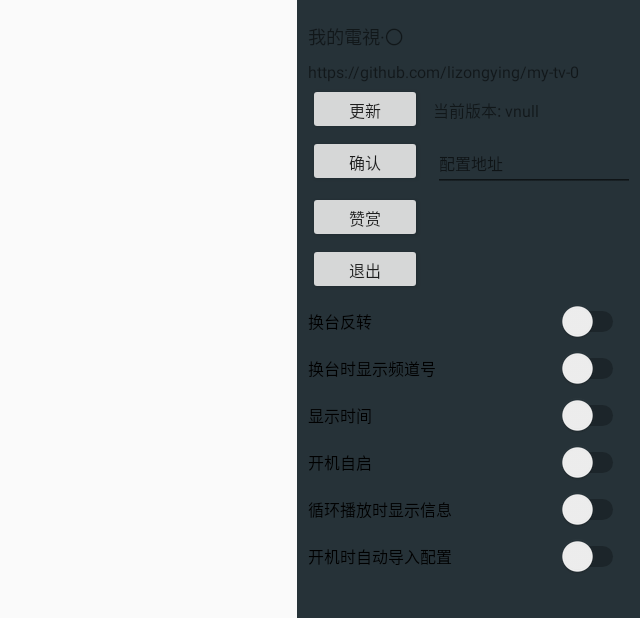
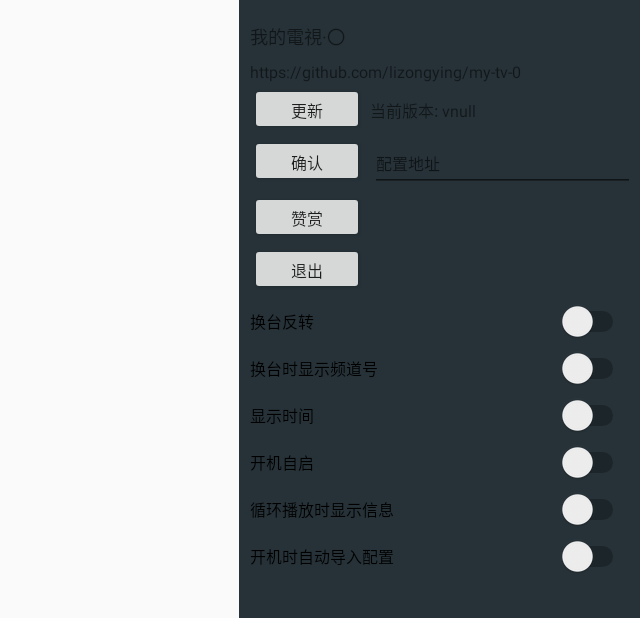
Before and after one commit to lizongying/my-tv-0, an Android app: the fragment SettingFragment placed in its activity, on a phone screen of 824 x 412 dp (held sideways). Shown: the whole screen, without its empty margins (596-1236 px from the left). Run offline under Robolectric (Android 15) with nearby library versions, the phone set to English and light mode, and no system bars; libraries missing offline, so code that uses them is left out: com.google.android.exoplayer2, io.github.lizongying; pictures from the network do not load; 15 statements that could not run were skipped.

Commit message:
optimize style

```diff
--- a/app/src/main/java/com/lizongying/mytv0/MainActivity.kt
+++ b/app/src/main/java/com/lizongying/mytv0/MainActivity.kt
@@ -2,6 +2,7 @@ package com.lizongying.mytv0
 
 import android.content.Context
 import android.media.AudioManager
+import android.os.Build
 import android.os.Bundle
 import android.os.Handler
 import android.os.Looper
@@ -40,9 +41,25 @@ class MainActivity : FragmentActivity() {
         super.onCreate(savedInstanceState)
         setContentView(R.layout.activity_main)
 
+        if (Build.VERSION.SDK_INT >= Build.VERSION_CODES.P) {
+            val lp = window.attributes
+            lp.layoutInDisplayCutoutMode =
+                WindowManager.LayoutParams.LAYOUT_IN_DISPLAY_CUTOUT_MODE_SHORT_EDGES
+            window.setAttributes(lp)
+        }
+
         window.addFlags(WindowManager.LayoutParams.FLAG_KEEP_SCREEN_ON)
         window.addFlags(WindowManager.LayoutParams.FLAG_FULLSCREEN)
         window.decorView.systemUiVisibility = View.SYSTEM_UI_FLAG_HIDE_NAVIGATION
+
+        window.decorView.apply {
+            systemUiVisibility =
+                View.SYSTEM_UI_FLAG_FULLSCREEN or
+                        View.SYSTEM_UI_FLAG_LAYOUT_FULLSCREEN or
+                        View.SYSTEM_UI_FLAG_LAYOUT_STABLE or
+                        View.SYSTEM_UI_FLAG_HIDE_NAVIGATION or
+                        View.SYSTEM_UI_FLAG_LAYOUT_HIDE_NAVIGATION
+        }
 
         if (savedInstanceState == null) {
             supportFragmentManager.beginTransaction()
@@ -64,10 +81,6 @@ class MainActivity : FragmentActivity() {
 
         gestureDetector = GestureDetector(this, GestureListener(this))
 
-        if (!TVList.setPosition(SP.position)) {
-            TVList.setPosition(0)
-        }
-
         showTime()
     }
 
@@ -81,6 +94,11 @@ class MainActivity : FragmentActivity() {
                     watch()
                     menuFragment.update()
                 }
+            }
+
+            if (!TVList.setPosition(SP.position)) {
+                Log.i(TAG, "setPosition 0")
+                TVList.setPosition(0)
             }
         }
     }
@@ -618,15 +636,6 @@ class MainActivity : FragmentActivity() {
         return super.onKeyDown(keyCode, event)
     }
 
-    override fun onResume() {
-        super.onResume()
-        showTime()
-    }
-
-    override fun onStop() {
-        super.onStop()
-    }
-
     companion object {
         private const val TAG = "MainActivity"
     }
--- a/app/src/main/java/com/lizongying/mytv0/SettingFragment.kt
+++ b/app/src/main/java/com/lizongying/mytv0/SettingFragment.kt
@@ -83,7 +83,7 @@ class SettingFragment : Fragment() {
         uriEditText.text = SP.config?.let { Editable.Factory.getInstance().newEditable(it) }
             ?: Editable.Factory.getInstance().newEditable("")
         binding.confirmButton.setOnClickListener {
-            var uri = uriEditText.text.toString()
+            var uri = uriEditText.text.toString().trim()
             uri = Utils.formatUrl(uri)
             if (Uri.parse(uri).isAbsolute) {
                 TVList.update(uri)
--- a/app/src/main/res/layout/group_item.xml
+++ b/app/src/main/res/layout/group_item.xml
@@ -6,11 +6,10 @@
     android:orientation="vertical">
 
     <TextView
-        android:id="@+id/textView"
+        android:id="@+id/title"
         android:layout_width="wrap_content"
         android:layout_height="wrap_content"
         android:layout_gravity="start"
-        android:layout_marginTop="0dp"
         android:layout_marginStart="10dp"
         android:layout_marginBottom="5dp"
         android:gravity="start"
--- a/app/src/main/res/layout/menu.xml
+++ b/app/src/main/res/layout/menu.xml
@@ -1,11 +1,9 @@
 <?xml version="1.0" encoding="utf-8"?>
 <LinearLayout xmlns:android="http://schemas.android.com/apk/res/android"
-    xmlns:app="http://schemas.android.com/apk/res-auto"
     android:id="@+id/menu"
     android:layout_width="match_parent"
     android:layout_height="match_parent"
     android:orientation="horizontal"
-    android:background="@android:color/transparent"
     android:clickable="true"
     android:focusable="false"
     >
--- a/app/src/main/res/layout/player.xml
+++ b/app/src/main/res/layout/player.xml
@@ -4,7 +4,7 @@
     android:id="@+id/player_fragment"
     android:layout_width="match_parent"
     android:layout_height="match_parent"
-    android:background="@android:color/black"
+    android:background="@color/black"
     android:keepScreenOn="true">
 
     <SurfaceView
--- a/app/src/main/res/layout/setting.xml
+++ b/app/src/main/res/layout/setting.xml
@@ -3,16 +3,20 @@
     android:id="@+id/setting"
     android:layout_width="match_parent"
     android:layout_height="match_parent"
-    android:gravity="end"
-    android:background="@android:color/transparent"
     android:clickable="true"
     android:focusable="false"
+    android:gravity="end"
     >
-
+    <ScrollView
+        android:id="@+id/container"
+        android:layout_width="wrap_content"
+        android:layout_height="match_parent"
+        android:fillViewport="true"
+        >
     <LinearLayout
         android:id="@+id/content"
-        android:layout_width="300dp"
-        android:layout_height="match_parent"
+        android:layout_width="350dp"
+        android:layout_height="wrap_content"
         android:orientation="vertical"
         android:paddingTop="20dp"
         android:paddingLeft="10dp"
@@ -42,7 +46,7 @@
                 android:id="@+id/check_version"
                 android:layout_width="100dp"
                 android:layout_height="45dp"
-                android:layout_marginEnd="10dp"
+                android:layout_marginEnd="5dp"
                 android:textSize="14sp"
                 android:text="@string/check_version"
                 />
@@ -66,12 +70,12 @@
                 android:id="@+id/confirm_button"
                 android:layout_width="100dp"
                 android:layout_height="45dp"
-                android:layout_marginEnd="10dp"
+                android:layout_marginEnd="5dp"
                 android:textSize="14sp"
                 android:text="@string/confirm" />
             <EditText
                 android:id="@+id/my_edit_text"
-                android:layout_width="190dp"
+                android:layout_width="245dp"
                 android:layout_height="wrap_content"
                 android:textSize="14sp"
                 android:autofillHints=""
@@ -138,4 +142,5 @@
             android:layout_width="match_parent"
             android:layout_height="wrap_content" />
     </LinearLayout>
+    </ScrollView>
 </LinearLayout>
--- a/app/src/main/res/values/themes.xml
+++ b/app/src/main/res/values/themes.xml
@@ -1,4 +1,5 @@
 <resources>
 
-    <style name="Theme.MyTV0" parent="@style/Theme.Leanback" />
+    <style name="Theme.MyTV0" parent="@style/Theme.Leanback">
+    </style>
 </resources>
```
Also changed, not shown: app/src/main/java/com/lizongying/mytv0/GroupAdapter.kt (+17 -5 lines), app/src/main/java/com/lizongying/mytv0/ListAdapter.kt (+31 -7 lines), app/src/main/java/com/lizongying/mytv0/models/TVList.kt (+7 -8 lines), app/src/main/res/layout/list_item.xml (+9 -10 lines), 1 other file.
